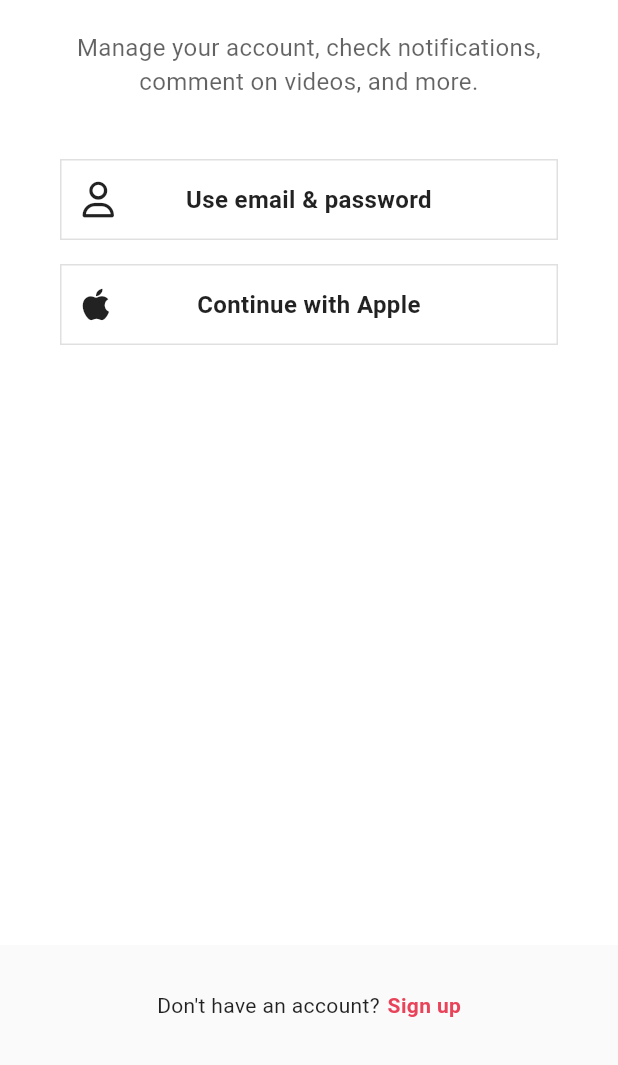
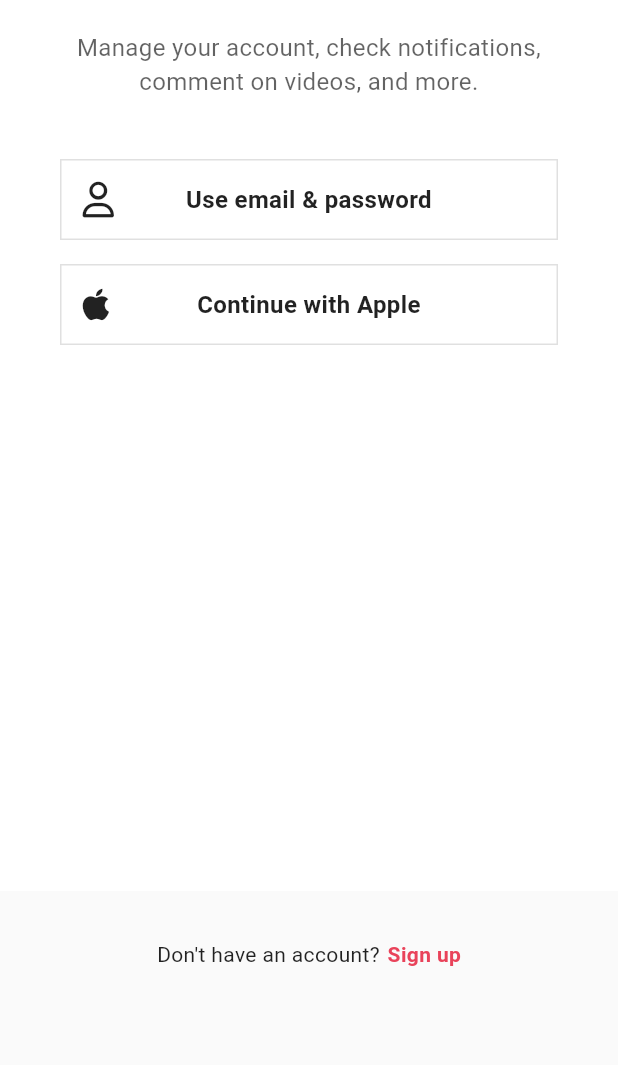
Before and after one commit to kangminchan99/TikTok, a Flutter app: the SignUpScreen screen opened directly, after a tap on "Log in", on a phone screen of 412 x 824 dp, the part 171-1236 px from its top. Run offline on Flutter 3.47's test engine with Material 3 defaults, Android fonts, the phone set to English and light mode, and no system bars; our stand-ins replace font_awesome_flutter, google_fonts, video_player, visibility_detector.

Commit message:
dark mode & error fix

```diff
--- a/lib/features/authentication/login_screen.dart
+++ b/lib/features/authentication/login_screen.dart
@@ -60,8 +60,10 @@ class LoginScreen extends StatelessWidget {
           ),
         ),
       ),
-      bottomNavigationBar: BottomAppBar(
+      bottomNavigationBar: Container(
         color: isDarkMode(context) ? null : Colors.grey.shade50,
+        child: Padding(
+          padding: EdgeInsets.only(top: Sizes.size32, bottom: Sizes.size64),
           child: Row(
             mainAxisAlignment: MainAxisAlignment.center,
             children: [
@@ -80,6 +82,7 @@ class LoginScreen extends StatelessWidget {
             ],
           ),
         ),
+      ),
     );
   }
 }
--- a/lib/features/authentication/sign_up_screen.dart
+++ b/lib/features/authentication/sign_up_screen.dart
@@ -96,8 +96,10 @@ class SignUpScreen extends StatelessWidget {
               ),
             ),
           ),
-          bottomNavigationBar: BottomAppBar(
+          bottomNavigationBar: Container(
             color: isDarkMode(context) ? null : Colors.grey.shade50,
+            child: Padding(
+              padding: EdgeInsets.only(top: Sizes.size32, bottom: Sizes.size64),
               child: Row(
                 mainAxisAlignment: MainAxisAlignment.center,
                 children: [
@@ -116,6 +118,7 @@ class SignUpScreen extends StatelessWidget {
                 ],
               ),
             ),
+          ),
         );
       },
     );
```
Also changed, not shown: lib/features/onboarding/tutorial_screen.dart (+9 -1 lines), lib/main.dart (+14 -2 lines). Lines whose indentation alone changed are shown as unchanged.
